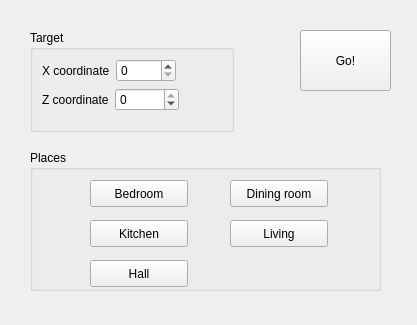
Old version of the form trajectorytester/src/guiDlg.ui in the repository robocomp/robocomp-ursus-rockin.
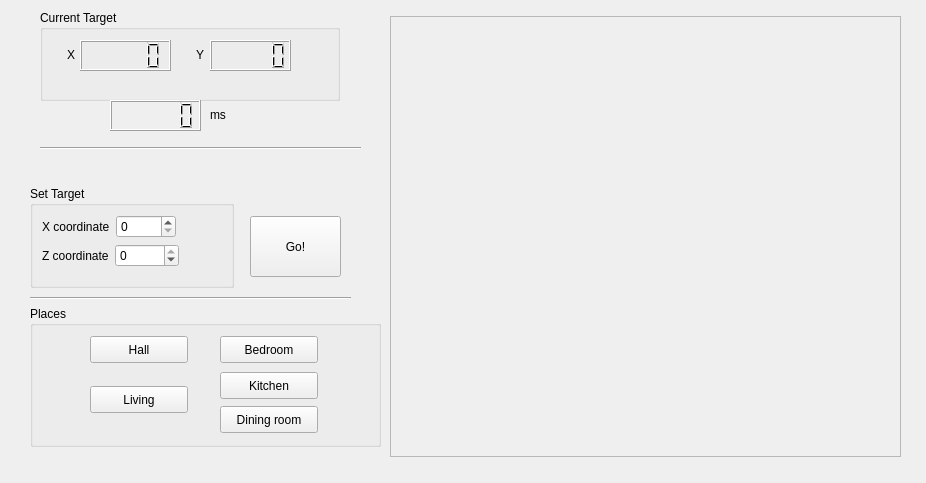
New version of the form.

The edit to the form file:
```diff
--- a/trajectorytester/src/guiDlg.ui
+++ b/trajectorytester/src/guiDlg.ui
@@ -6,8 +6,8 @@
    <rect>
     <x>0</x>
     <y>0</y>
-    <width>417</width>
-    <height>325</height>
+    <width>926</width>
+    <height>483</height>
    </rect>
   </property>
   <property name="windowTitle">
@@ -17,13 +17,13 @@
    <property name="geometry">
     <rect>
      <x>30</x>
-     <y>30</y>
+     <y>186</y>
      <width>204</width>
      <height>102</height>
     </rect>
    </property>
    <property name="title">
-    <string>Target</string>
+    <string>Set Target</string>
    </property>
    <property name="flat">
     <bool>false</bool>
@@ -77,8 +77,8 @@
   <widget class="QPushButton" name="goPushButton">
    <property name="geometry">
     <rect>
-     <x>300</x>
-     <y>30</y>
+     <x>250</x>
+     <y>216</y>
      <width>91</width>
      <height>61</height>
     </rect>
@@ -91,7 +91,7 @@
    <property name="geometry">
     <rect>
      <x>30</x>
-     <y>150</y>
+     <y>306</y>
      <width>351</width>
      <height>141</height>
     </rect>
@@ -105,7 +105,7 @@
    <widget class="QPushButton" name="bedroomPushButton">
     <property name="geometry">
      <rect>
-      <x>60</x>
+      <x>190</x>
       <y>30</y>
       <width>98</width>
       <height>27</height>
@@ -118,8 +118,8 @@
    <widget class="QPushButton" name="kitchenPushButton">
     <property name="geometry">
      <rect>
-      <x>60</x>
-      <y>70</y>
+      <x>190</x>
+      <y>66</y>
       <width>98</width>
       <height>27</height>
      </rect>
@@ -131,8 +131,8 @@
    <widget class="QPushButton" name="diningPushButton">
     <property name="geometry">
      <rect>
-      <x>200</x>
-      <y>30</y>
+      <x>190</x>
+      <y>100</y>
       <width>98</width>
       <height>27</height>
      </rect>
@@ -144,8 +144,8 @@
    <widget class="QPushButton" name="livingPushButton">
     <property name="geometry">
      <rect>
-      <x>200</x>
-      <y>70</y>
+      <x>60</x>
+      <y>80</y>
       <width>98</width>
       <height>27</height>
      </rect>
@@ -158,7 +158,7 @@
     <property name="geometry">
      <rect>
       <x>60</x>
-      <y>110</y>
+      <y>30</y>
       <width>98</width>
       <height>27</height>
      </rect>
@@ -168,6 +168,133 @@
     </property>
    </widget>
   </widget>
+  <widget class="Line" name="line">
+   <property name="geometry">
+    <rect>
+     <x>30</x>
+     <y>290</y>
+     <width>321</width>
+     <height>16</height>
+    </rect>
+   </property>
+   <property name="orientation">
+    <enum>Qt::Horizontal</enum>
+   </property>
+  </widget>
+  <widget class="QFrame" name="frame">
+   <property name="geometry">
+    <rect>
+     <x>390</x>
+     <y>16</y>
+     <width>511</width>
+     <height>441</height>
+    </rect>
+   </property>
+   <property name="frameShape">
+    <enum>QFrame::StyledPanel</enum>
+   </property>
+   <property name="frameShadow">
+    <enum>QFrame::Raised</enum>
+   </property>
+  </widget>
+  <widget class="QGroupBox" name="groupBox_3">
+   <property name="geometry">
+    <rect>
+     <x>40</x>
+     <y>10</y>
+     <width>300</width>
+     <height>91</height>
+    </rect>
+   </property>
+   <property name="title">
+    <string>Current Target</string>
+   </property>
+   <widget class="QLCDNumber" name="xLcd">
+    <property name="geometry">
+     <rect>
+      <x>40</x>
+      <y>30</y>
+      <width>91</width>
+      <height>31</height>
+     </rect>
+    </property>
+   </widget>
+   <widget class="QLCDNumber" name="yLcd">
+    <property name="geometry">
+     <rect>
+      <x>170</x>
+      <y>30</y>
+      <width>81</width>
+      <height>31</height>
+     </rect>
+    </property>
+   </widget>
+   <widget class="QLabel" name="label_2">
+    <property name="geometry">
+     <rect>
+      <x>27</x>
+      <y>30</y>
+      <width>21</width>
+      <height>30</height>
+     </rect>
+    </property>
+    <property name="text">
+     <string>X</string>
+    </property>
+   </widget>
+   <widget class="QLabel" name="label_4">
+    <property name="geometry">
+     <rect>
+      <x>156</x>
+      <y>30</y>
+      <width>20</width>
+      <height>30</height>
+     </rect>
+    </property>
+    <property name="text">
+     <string>Y</string>
+    </property>
+   </widget>
+  </widget>
+  <widget class="Line" name="line_2">
+   <property name="geometry">
+    <rect>
+     <x>40</x>
+     <y>140</y>
+     <width>321</width>
+     <height>16</height>
+    </rect>
+   </property>
+   <property name="orientation">
+    <enum>Qt::Horizontal</enum>
+   </property>
+  </widget>
+  <widget class="QLabel" name="label_5">
+   <property name="geometry">
+    <rect>
+     <x>210</x>
+     <y>100</y>
+     <width>41</width>
+     <height>30</height>
+    </rect>
+   </property>
+   <property name="text">
+    <string>ms</string>
+   </property>
+  </widget>
+  <widget class="QLCDNumber" name="segsLcd">
+   <property name="geometry">
+    <rect>
+     <x>110</x>
+     <y>100</y>
+     <width>91</width>
+     <height>31</height>
+    </rect>
+   </property>
+   <property name="smallDecimalPoint">
+    <bool>true</bool>
+   </property>
+  </widget>
   <zorder>goPushButton</zorder>
   <zorder>groupBox</zorder>
   <zorder>groupBox_2</zorder>
```
Left out of the diff: 6 changed lines with no effect on the pictures.
